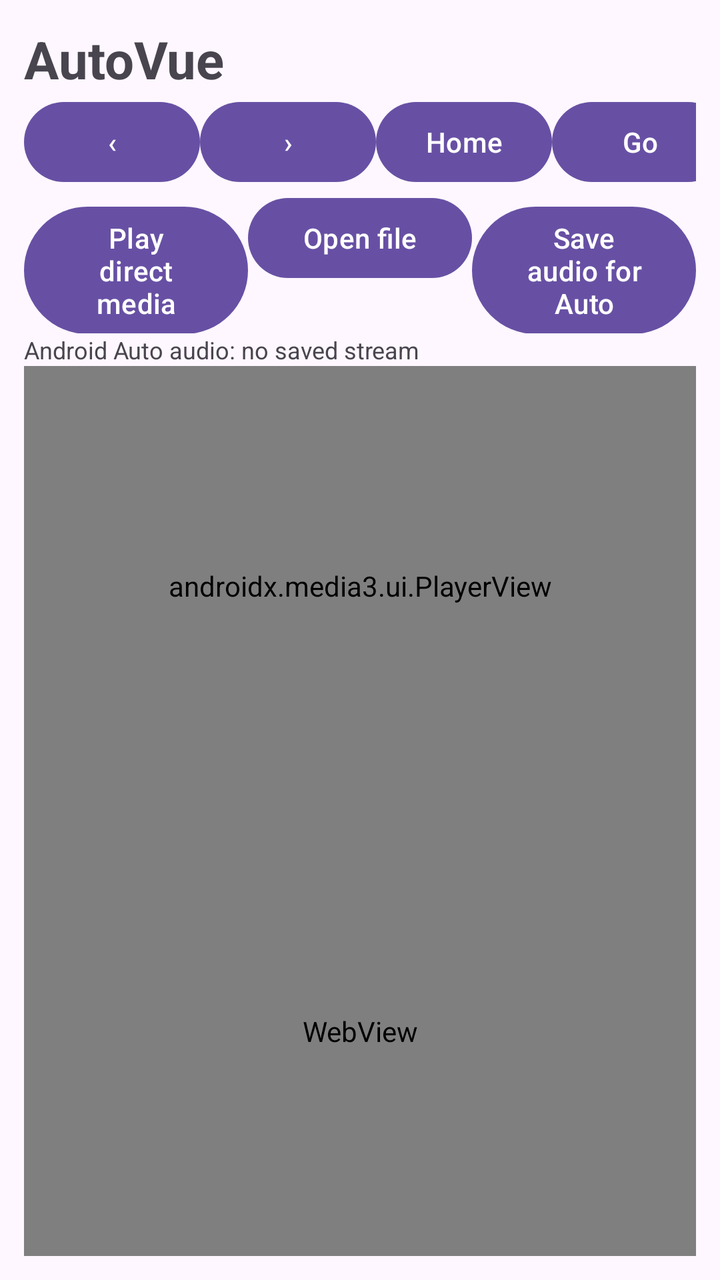
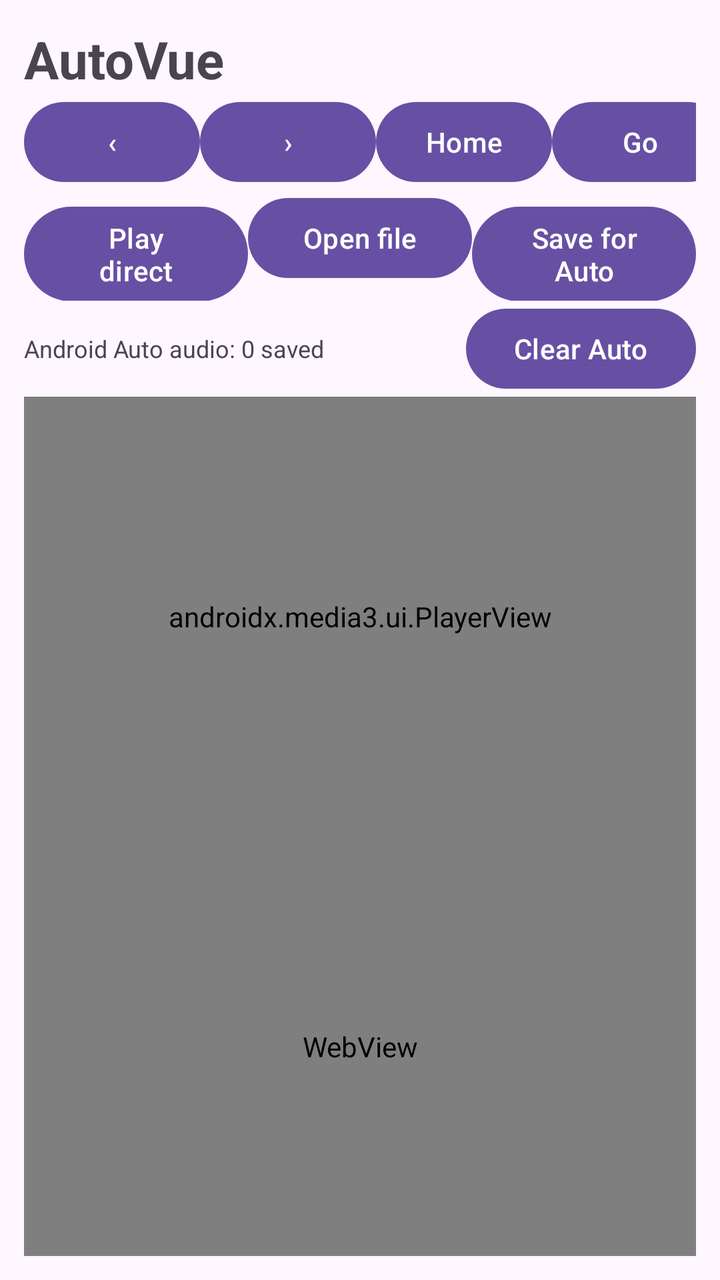

Two renders of the same Android screen: before a commit and after it. Below are the layout's source before the change and the commit's diff.
<!-- AndroidManifest.xml: application theme Theme.AutoVue -->
<!-- res/layout/activity_main.xml -->
<?xml version="1.0" encoding="utf-8"?>
<FrameLayout xmlns:android="http://schemas.android.com/apk/res/android"
    android:layout_width="match_parent"
    android:layout_height="match_parent">

    <LinearLayout
        android:id="@+id/mainUi"
        android:layout_width="match_parent"
        android:layout_height="match_parent"
        android:orientation="vertical"
        android:padding="12dp">

        <TextView
            android:layout_width="wrap_content"
            android:layout_height="wrap_content"
            android:text="AutoVue"
            android:textSize="26sp"
            android:textStyle="bold"/>

        <LinearLayout
            android:layout_width="match_parent"
            android:layout_height="wrap_content"
            android:orientation="horizontal">

            <Button
                android:id="@+id/back"
                android:layout_width="wrap_content"
                android:layout_height="wrap_content"
                android:text="‹"/>

            <Button
                android:id="@+id/forward"
                android:layout_width="wrap_content"
                android:layout_height="wrap_content"
                android:text="›"/>

            <Button
                android:id="@+id/home"
                android:layout_width="wrap_content"
                android:layout_height="wrap_content"
                android:text="Home"/>

            <EditText
                android:id="@+id/url"
                android:layout_width="0dp"
                android:layout_weight="1"
                android:layout_height="wrap_content"
                android:singleLine="true"
                android:hint="Web or direct media URL"
                android:imeOptions="actionGo"
                android:inputType="textUri"/>

            <Button
                android:id="@+id/go"
                android:layout_width="wrap_content"
                android:layout_height="wrap_content"
                android:text="Go"/>
        </LinearLayout>

        <LinearLayout
            android:layout_width="match_parent"
            android:layout_height="wrap_content"
            android:orientation="horizontal">

            <Button
                android:id="@+id/playDirect"
                android:layout_width="0dp"
                android:layout_weight="1"
                android:layout_height="wrap_content"
                android:text="Play direct media"/>

            <Button
                android:id="@+id/openFile"
                android:layout_width="0dp"
                android:layout_weight="1"
                android:layout_height="wrap_content"
                android:text="Open file"/>

            <Button
                android:id="@+id/saveForCar"
                android:layout_width="0dp"
                android:layout_weight="1"
                android:layout_height="wrap_content"
                android:text="Save audio for Auto"/>
        </LinearLayout>

        <TextView
            android:id="@+id/carStatus"
            android:layout_width="match_parent"
            android:layout_height="wrap_content"
            android:text="Android Auto audio: no saved stream"
            android:textSize="12sp"/>

        <androidx.media3.ui.PlayerView
            android:id="@+id/player"
            android:layout_width="match_parent"
            android:layout_height="220dp"/>

        <WebView
            android:id="@+id/web"
            android:layout_width="match_parent"
            android:layout_height="0dp"
            android:layout_weight="1"/>
    </LinearLayout>

    <FrameLayout
        android:id="@+id/fullscreenContainer"
        android:layout_width="match_parent"
        android:layout_height="match_parent"
        android:background="#000000"
        android:visibility="gone"/>
</FrameLayout>
<!-- resources referenced by this layout -->
<resources>
  <style name="Theme.AutoVue" parent="Theme.Material3.DayNight.NoActionBar" />
</resources>

<!-- the commit's change to res/layout/activity_main.xml (unified diff, before → after) -->
@@ -67,7 +67,7 @@
                 android:layout_width="0dp"
                 android:layout_weight="1"
                 android:layout_height="wrap_content"
-                android:text="Play direct media"/>
+                android:text="Play direct"/>
 
             <Button
                 android:id="@+id/openFile"
@@ -81,15 +81,29 @@
                 android:layout_width="0dp"
                 android:layout_weight="1"
                 android:layout_height="wrap_content"
-                android:text="Save audio for Auto"/>
+                android:text="Save for Auto"/>
         </LinearLayout>
 
-        <TextView
-            android:id="@+id/carStatus"
+        <LinearLayout
             android:layout_width="match_parent"
             android:layout_height="wrap_content"
-            android:text="Android Auto audio: no saved stream"
-            android:textSize="12sp"/>
+            android:gravity="center_vertical"
+            android:orientation="horizontal">
+
+            <TextView
+                android:id="@+id/carStatus"
+                android:layout_width="0dp"
+                android:layout_weight="1"
+                android:layout_height="wrap_content"
+                android:text="Android Auto audio: 0 saved"
+                android:textSize="12sp"/>
+
+            <Button
+                android:id="@+id/clearForCar"
+                android:layout_width="wrap_content"
+                android:layout_height="wrap_content"
+                android:text="Clear Auto"/>
+        </LinearLayout>
 
         <androidx.media3.ui.PlayerView
             android:id="@+id/player"
